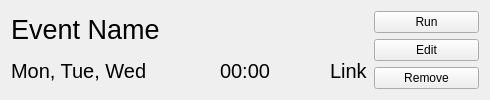
Above: UlyssesApp/listitemwidget.ui from EdsilvaEps/Ulysses before the change. Below: the same form after it.
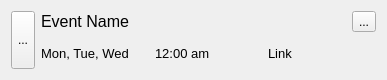
That is the form after the change. Icons and pictures are not drawn.

What changed in the file:
```diff
--- a/UlyssesApp/listitemwidget.ui
+++ b/UlyssesApp/listitemwidget.ui
@@ -6,24 +6,70 @@
    <rect>
     <x>0</x>
     <y>0</y>
-    <width>490</width>
-    <height>90</height>
+    <width>387</width>
+    <height>80</height>
    </rect>
   </property>
+  <property name="sizePolicy">
+   <sizepolicy hsizetype="Expanding" vsizetype="Expanding">
+    <horstretch>0</horstretch>
+    <verstretch>0</verstretch>
+   </sizepolicy>
+  </property>
   <property name="windowTitle">
    <string>Form</string>
   </property>
   <layout class="QHBoxLayout" name="horizontalLayout">
+   <item>
+    <widget class="QToolButton" name="toolButton">
+     <property name="sizePolicy">
+      <sizepolicy hsizetype="Preferred" vsizetype="Preferred">
+       <horstretch>0</horstretch>
+       <verstretch>0</verstretch>
+      </sizepolicy>
+     </property>
+     <property name="text">
+      <string>...</string>
+     </property>
+     <property name="icon">
+      <iconset theme="media-playback-start"/>
+     </property>
+    </widget>
+   </item>
    <item>
     <layout class="QGridLayout" name="gridLayout">
-     <property name="horizontalSpacing">
-      <number>60</number>
-     </property>
+     <item row="1" column="2">
+      <widget class="QLabel" name="label_4">
+       <property name="sizePolicy">
+        <sizepolicy hsizetype="Expanding" vsizetype="Preferred">
+         <horstretch>0</horstretch>
+         <verstretch>0</verstretch>
+        </sizepolicy>
+       </property>
+       <property name="font">
+        <font>
+         <pointsize>10</pointsize>
+        </font>
+       </property>
+       <property name="text">
+        <string>Link</string>
+       </property>
+       <property name="alignment">
+        <set>Qt::AlignLeading|Qt::AlignLeft|Qt::AlignVCenter</set>
+       </property>
+      </widget>
+     </item>
      <item row="0" column="0">
       <widget class="QLabel" name="label">
+       <property name="sizePolicy">
+        <sizepolicy hsizetype="Expanding" vsizetype="Preferred">
+         <horstretch>0</horstretch>
+         <verstretch>0</verstretch>
+        </sizepolicy>
+       </property>
        <property name="font">
         <font>
-         <pointsize>20</pointsize>
+         <pointsize>12</pointsize>
         </font>
        </property>
        <property name="text">
@@ -35,7 +81,7 @@
       <widget class="QLabel" name="label_3">
        <property name="font">
         <font>
-         <pointsize>15</pointsize>
+         <pointsize>10</pointsize>
         </font>
        </property>
        <property name="text">
@@ -45,62 +91,35 @@
      </item>
      <item row="1" column="1">
       <widget class="QLabel" name="label_2">
-       <property name="font">
-        <font>
-         <pointsize>15</pointsize>
-        </font>
+       <property name="sizePolicy">
+        <sizepolicy hsizetype="Expanding" vsizetype="Preferred">
+         <horstretch>0</horstretch>
+         <verstretch>0</verstretch>
+        </sizepolicy>
        </property>
-       <property name="text">
-        <string>00:00</string>
-       </property>
-      </widget>
-     </item>
-     <item row="1" column="2">
-      <widget class="QLabel" name="label_4">
        <property name="font">
         <font>
-         <pointsize>15</pointsize>
+         <pointsize>10</pointsize>
         </font>
        </property>
        <property name="text">
-        <string>Link</string>
+        <string>12:00 am</string>
        </property>
       </widget>
      </item>
-    </layout>
-   </item>
-   <item>
-    <layout class="QVBoxLayout" name="verticalLayout">
-     <item>
-      <widget class="QPushButton" name="pushButton">
-       <property name="text">
-        <string>Run</string>
+     <item row="0" column="2">
+      <widget class="QToolButton" name="toolButton_2">
+       <property name="layoutDirection">
+        <enum>Qt::RightToLeft</enum>
        </property>
-       <property name="icon">
-        <iconset theme="media-playback-start"/>
-       </property>
-      </widget>
-     </item>
-     <item>
-      <widget class="QPushButton" name="pushButton_2">
        <property name="text">
-        <string>Edit</string>
+        <string>...</string>
        </property>
        <property name="icon">
         <iconset theme="document-properties"/>
        </property>
       </widget>
      </item>
-     <item>
-      <widget class="QPushButton" name="pushButton_3">
-       <property name="text">
-        <string>Remove</string>
-       </property>
-       <property name="icon">
-        <iconset theme="edit-clear"/>
-       </property>
-      </widget>
-     </item>
     </layout>
    </item>
   </layout>
```
